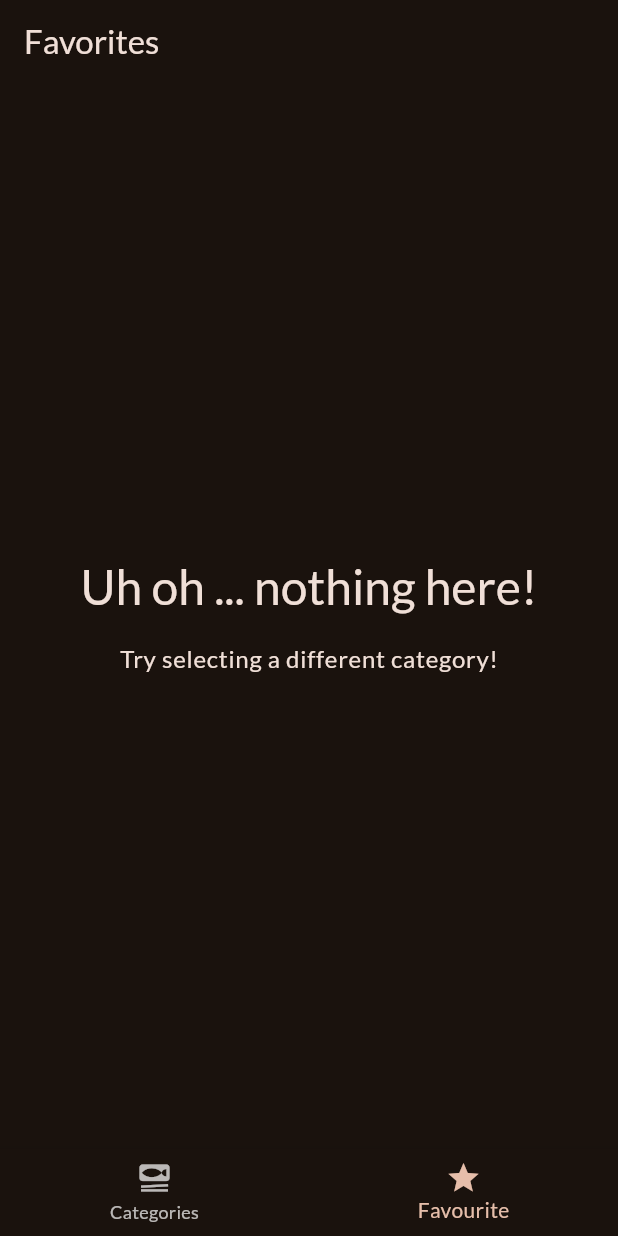
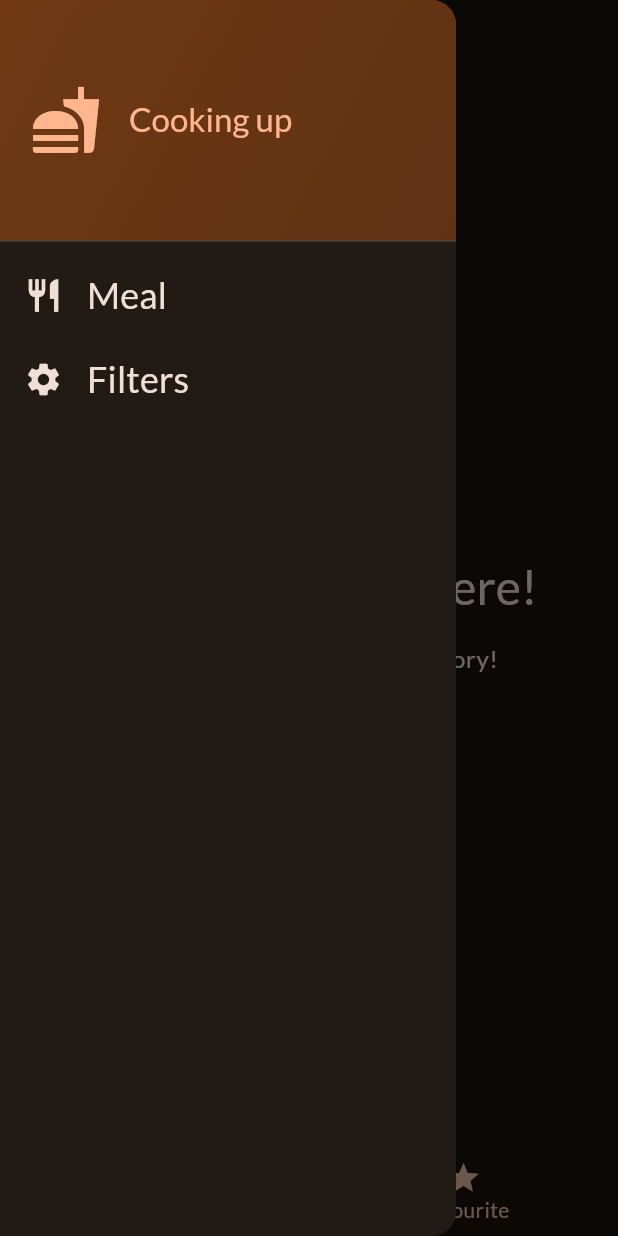
Before and after one commit to manasvi143/meal-App, a Flutter app: the screen it shows after launch, item 2 of the bottom bar chosen, with the side drawer open (before the commit the screen has no drawer), on a phone screen of 412 x 824 dp. Run offline on Flutter 3.47's test engine with Material 2 defaults, Android fonts, the phone set to English and light mode, and no system bars; our stand-ins replace google_fonts, transparent_image.

Commit message:
Favorite an d side drawer is added

```diff
--- a/lib/screens/meal_screen.dart
+++ b/lib/screens/meal_screen.dart
@@ -4,15 +4,23 @@ import 'package:meals_app/screens/meals_detail_screen.dart';
 import 'package:meals_app/widgets/meal_item.dart';
 
 class MealScreen extends StatelessWidget {
-  const MealScreen({super.key, this.title, required this.meals});
+  const MealScreen(
+      {super.key,
+      this.title,
+      required this.meals,
+      required this.toggleFavourite});
 
   final String? title;
   final List<Meal> meals;
+  final void Function(Meal meal) toggleFavourite;
 
   void selectedMeal(BuildContext context, Meal meal) {
     Navigator.of(context).push(
       MaterialPageRoute(
-        builder: (ctx) => MealDetailScreen(meal: meal),
+        builder: (ctx) => MealDetailScreen(
+          meal: meal,
+          toggleFavourite: toggleFavourite,
+        ),
       ),
     );
   }
--- a/lib/screens/meals_detail_screen.dart
+++ b/lib/screens/meals_detail_screen.dart
@@ -2,15 +2,27 @@ import 'package:flutter/material.dart';
 import 'package:meals_app/model/meal.dart';
 
 class MealDetailScreen extends StatelessWidget {
-  const MealDetailScreen({super.key, required this.meal});
+  const MealDetailScreen({
+    super.key,
+    required this.meal,
+    required this.toggleFavourite,
+  });
 
   final Meal meal;
+  final void Function(Meal meal) toggleFavourite;
 
   @override
   Widget build(BuildContext context) {
     return Scaffold(
       appBar: AppBar(
         title: Text(meal.title),
+        actions: [
+          IconButton(
+              onPressed: () {
+                toggleFavourite(meal);
+              },
+              icon: Icon(Icons.star))
+        ],
       ),
       body: SingleChildScrollView(
         child: Column(
--- a/lib/screens/tabs.dart
+++ b/lib/screens/tabs.dart
@@ -1,6 +1,8 @@
 import 'package:flutter/material.dart';
+import 'package:meals_app/model/meal.dart';
 import 'package:meals_app/screens/catagory_screen.dart';
 import 'package:meals_app/screens/meal_screen.dart';
+import 'package:meals_app/widgets/main_drawer.dart';
 
 class TabsScreen extends StatefulWidget {
   const TabsScreen({super.key});
@@ -12,26 +14,55 @@ class TabsScreen extends StatefulWidget {
 
 class _TabsScreenState extends State<TabsScreen> {
   int _selectedPageIndex = 0;
+  final List<Meal> _favouritMeals = [];
 
-  void selectPage(int Index) {
+  void showSnackBar(String message) {
+    ScaffoldMessenger.of(context).clearSnackBars();
+    ScaffoldMessenger.of(context)
+        .showSnackBar(SnackBar(content: Text(message)));
+  }
+
+  void _toggleMealFavouriteStatus(Meal meal) {
+    final isExisting = _favouritMeals.contains(meal);
+
+    if (isExisting == true) {
+      setState(() {
+        _favouritMeals.remove(meal);
+      });
+      showSnackBar('Meal is no longer a favorite.');
+    } else {
+      setState(() {
+        _favouritMeals.add(meal);
+      });
+      showSnackBar('Marked as favorite!');
+    }
+  }
+
+  void selectPage(int index) {
     setState(() {
-      _selectedPageIndex = Index;
+      _selectedPageIndex = index;
     });
   }
 
   @override
   Widget build(BuildContext context) {
-    Widget activePage = const CatagoryScreen();
+    Widget activePage = CatagoryScreen(
+      toggleFavourite: _toggleMealFavouriteStatus,
+    );
     var activePageTitle = 'Categories';
 
     if (_selectedPageIndex == 1) {
-      activePage = const MealScreen(meals: []);
+      activePage = MealScreen(
+        meals: _favouritMeals,
+        toggleFavourite: _toggleMealFavouriteStatus,
+      );
       activePageTitle = 'Favorites';
     }
     return Scaffold(
       appBar: AppBar(
         title: Text(activePageTitle),
       ),
+      drawer: const MainDrawer(),
       body: activePage,
       bottomNavigationBar: BottomNavigationBar(
         currentIndex: _selectedPageIndex,
--- /dev/null
+++ b/lib/widgets/main_drawer.dart
@@ -0,0 +1,77 @@
+import 'package:flutter/material.dart';
+
+class MainDrawer extends StatelessWidget {
+  const MainDrawer({super.key});
+
+  @override
+  Widget build(BuildContext context) {
+    return Drawer(
+      child: Column(
+        children: [
+          DrawerHeader(
+            padding: const EdgeInsets.all(20),
+            decoration: BoxDecoration(
+              gradient: LinearGradient(
+                colors: [
+                  Theme.of(context).colorScheme.primaryContainer,
+                  Theme.of(context)
+                      .colorScheme
+                      .primaryContainer
+                      .withOpacity(0.8),
+                ],
+                begin: Alignment.topLeft,
+                end: Alignment.bottomRight,
+              ),
+            ),
+            child: Row(
+              children: [
+                Icon(
+                  Icons.fastfood,
+                  size: 48,
+                  color: Theme.of(context).colorScheme.primary,
+                ),
+                const SizedBox(
+                  width: 18,
+                ),
+                Text(
+                  'Cooking up',
+                  style: Theme.of(context).textTheme.titleLarge!.copyWith(
+                        color: Theme.of(context).colorScheme.primary,
+                      ),
+                ),
+              ],
+            ),
+          ),
+          ListTile(
+            leading: Icon(
+              Icons.restaurant,
+              size: 26,
+              color: Theme.of(context).colorScheme.onBackground,
+            ),
+            title: Text(
+              'Meal',
+              style: Theme.of(context).textTheme.titleSmall!.copyWith(
+                  color: Theme.of(context).colorScheme.onBackground,
+                  fontSize: 24),
+            ),
+            onTap: () {},
+          ),
+          ListTile(
+            leading: Icon(
+              Icons.settings,
+              size: 26,
+              color: Theme.of(context).colorScheme.onBackground,
+            ),
+            title: Text(
+              'Filters',
+              style: Theme.of(context).textTheme.titleSmall!.copyWith(
+                  color: Theme.of(context).colorScheme.onBackground,
+                  fontSize: 24),
+            ),
+            onTap: () {},
+          )
+        ],
+      ),
+    );
+  }
+}
```
Also changed, not shown: lib/screens/catagory_screen.dart (+8 -3 lines).
